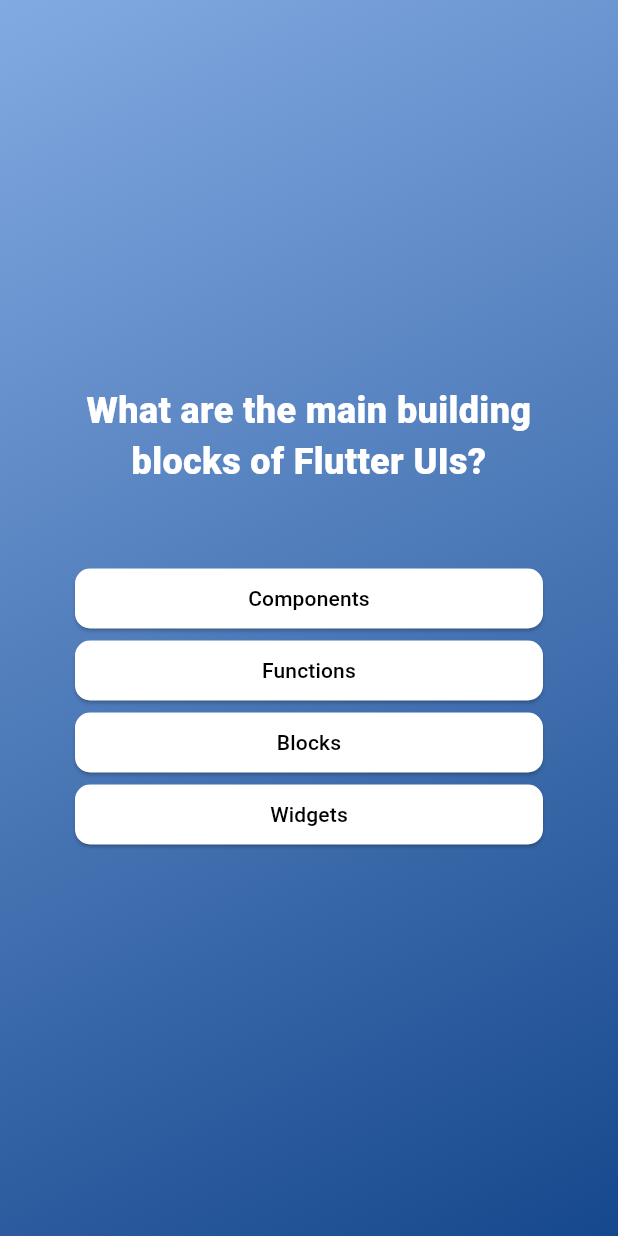
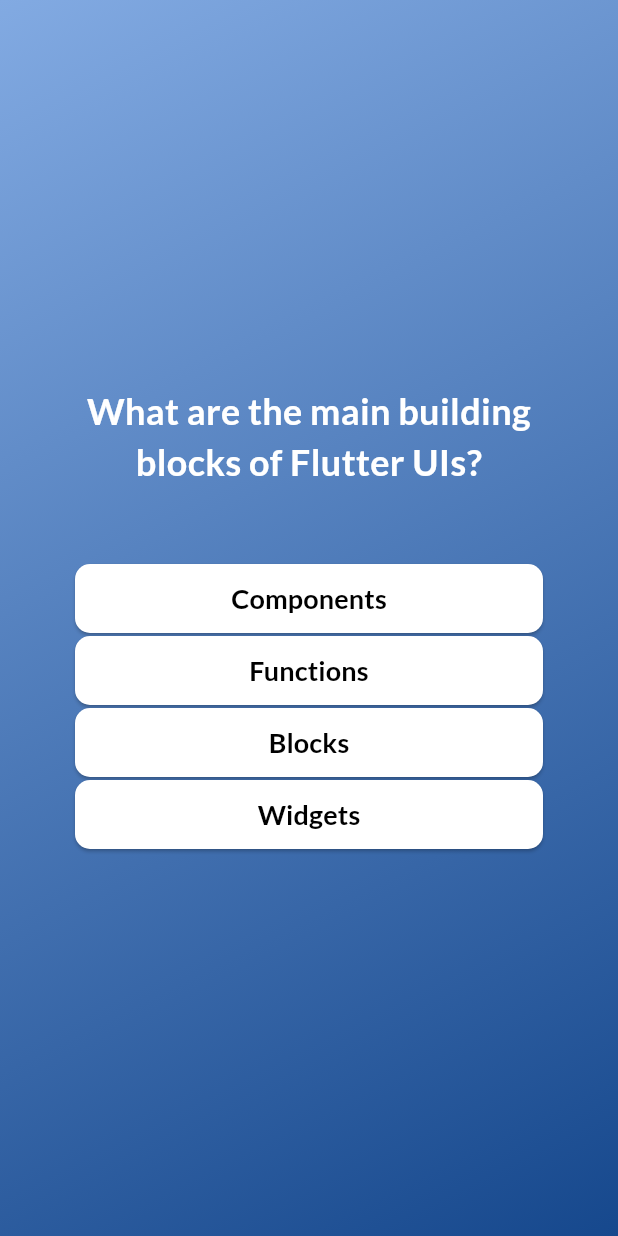
Before and after one commit to ravraw/flutter_quiz_app, a Flutter app: the screen it shows after launch, after a tap on "Start Quiz", on a phone screen of 412 x 824 dp. Run offline on Flutter 3.47's test engine with Material 3 defaults, Android fonts, the phone set to English and light mode, and no system bars; our stand-ins replace google_fonts.

Commit message:
Updated text style

```diff
--- a/lib/quiz_answer.dart
+++ b/lib/quiz_answer.dart
@@ -1,4 +1,5 @@
 import 'package:flutter/material.dart';
+import 'package:google_fonts/google_fonts.dart';
 
 class QuizAnswer extends StatelessWidget {
   const QuizAnswer(this.answer, this.select, {super.key});
@@ -20,6 +21,10 @@ class QuizAnswer extends StatelessWidget {
       child: Text(
         answer,
         textAlign: TextAlign.center,
+        style: GoogleFonts.lato(
+          fontSize: 18,
+          fontWeight: FontWeight.bold,
+        ),
       ),
     );
   }
--- a/lib/quiz_question.dart
+++ b/lib/quiz_question.dart
@@ -1,4 +1,5 @@
 import 'package:flutter/material.dart';
+import 'package:google_fonts/google_fonts.dart';
 import 'package:flutter_quiz_app/models/question.dart';
 import 'package:flutter_quiz_app/quiz_answer.dart';
 
@@ -16,8 +17,11 @@ class QuizQuestion extends StatelessWidget {
         children: [
           Text(
             question.text,
-            style: const TextStyle(
-                fontSize: 24, fontWeight: FontWeight.w800, color: Colors.white),
+            style: GoogleFonts.lato(
+              fontSize: 24,
+              fontWeight: FontWeight.bold,
+              color: Colors.white,
+            ),
             textAlign: TextAlign.center,
           ),
           const SizedBox(height: 50),
```
